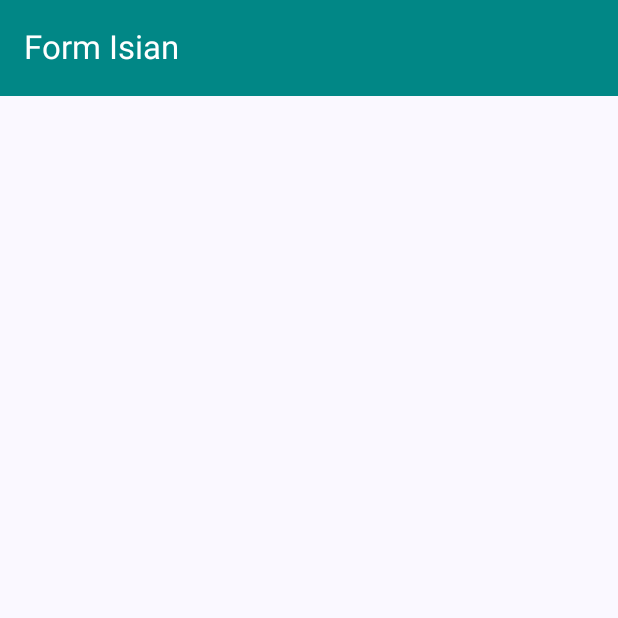
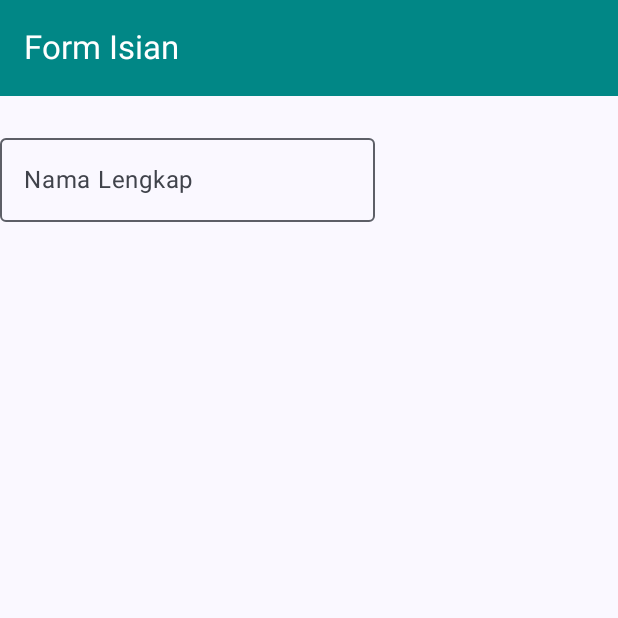
Before and after one commit to nisrinasals/QuestNavigasiUI_054, an Android app built with Jetpack Compose: the composable FormIsian shown on its own in the app's theme, on a phone screen of 412 x 824 dp, the top half of it. Run offline under Robolectric (Android 15) with nearby library versions, the phone set to English and light mode, and no system bars.

Commit message:
membuat text field

```diff
--- a/app/src/main/java/com/example/questnavigasiui/view/Formulir.kt
+++ b/app/src/main/java/com/example/questnavigasiui/view/Formulir.kt
@@ -43,6 +43,15 @@ fun FormIsian(
             verticalArrangement = Arrangement.Top,
             horizontalAlignment = Alignment.CenterHorizontally)
         {
+            OutlinedTextField(
+                value = "",
+                singleLine = true,
+                modifier = Modifier
+                    .padding(top=20.dp)
+                    .width(250.dp),
+                label = {Text(text= "Nama Lengkap")},
+                onValueChange = {},
+            )
 
         }
     }
```
